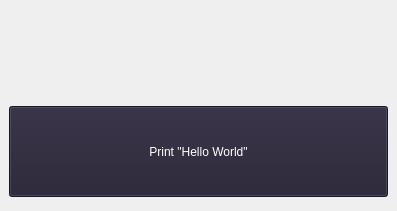
First picture: the form in projects/helloWorld/ui/MainWindow.ui, repository snvision/learnCpp, before the edit.
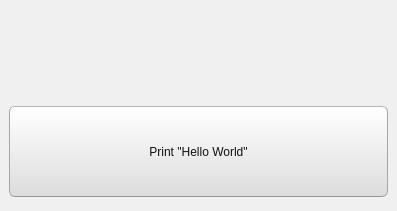
Second picture: the form after the edit.

```diff
--- a/projects/helloWorld/ui/MainWindow.ui
+++ b/projects/helloWorld/ui/MainWindow.ui
@@ -19,6 +19,505 @@
   <property name="windowTitle">
    <string>MainWindow</string>
   </property>
+  <property name="styleSheet">
+   <string notr="true">/*
+Ubuntu Style Sheet for QT Applications
+Author: Jaime A. Quiroga P.
+Company: GTRONICK
+Last updated: 01/10/2021 (dd/mm/yyyy), 15:18.
+Available at: https://github.com/GTRONICK/QSS/blob/master/Ubuntu.qss
+*/
+QMainWindow {
+	background-color:#f0f0f0;
+}
+QCheckBox {
+	padding:2px;
+}
+QCheckBox:hover {
+	border:1px solid rgb(255,150,60);
+	border-radius:4px;
+	padding: 1px;
+	background-color:qlineargradient(spread:pad, x1:0.5, y1:1, x2:0.5, y2:0, stop:0 rgba(190, 90, 50, 50), stop:1 rgba(250, 130, 40, 50));
+}
+QCheckBox::indicator:checked {
+	border:1px solid rgb(246, 134, 86);
+	border-radius:4px;
+  	background-color:rgb(246, 134, 86)
+}
+QCheckBox::indicator:unchecked {
+	border-width:1px solid rgb(246, 134, 86);
+	border-radius:4px;
+  	background-color:rgb(255,255,255);
+}
+QColorDialog {
+	background-color:#f0f0f0;
+}
+QComboBox {
+	color:rgb(81,72,65);
+	background: #ffffff;
+}
+QComboBox:editable {
+	selection-color:rgb(81,72,65);
+	selection-background-color: #ffffff;
+}
+QComboBox QAbstractItemView {
+	selection-color: #ffffff;
+	selection-background-color: rgb(246, 134, 86);
+}
+QComboBox:!editable:on, QComboBox::drop-down:editable:on {
+	color:  #1e1d23;	
+}
+QDateTimeEdit, QDateEdit, QDoubleSpinBox, QFontComboBox {
+	color:rgb(81,72,65);
+	background-color: #ffffff;
+}
+
+QDialog {
+	background-color:#f0f0f0;
+}
+
+QLabel,QLineEdit {
+	color:rgb(17,17,17);
+}
+QLineEdit {
+	background-color:rgb(255,255,255);
+	selection-background-color:rgb(236,116,64);
+}
+QMenuBar {
+	color:rgb(223,219,210);
+	background-color:rgb(65,64,59);
+}
+QMenuBar::item {
+	padding-top:4px;
+	padding-left:4px;
+	padding-right:4px;
+	color:rgb(223,219,210);
+	background-color:rgb(65,64,59);
+}
+QMenuBar::item:selected {
+	color:rgb(255,255,255);
+	padding-top:2px;
+	padding-left:2px;
+	padding-right:2px;
+	border-top-width:2px;
+	border-left-width:2px;
+	border-right-width:2px;
+	border-top-right-radius:4px;
+	border-top-left-radius:4px;
+	border-style:solid;
+	background-color:rgb(65,64,59);
+	border-top-color: rgb(47,47,44);
+	border-right-color: qlineargradient(spread:pad, x1:0, y1:1, x2:1, y2:0, stop:0 rgba(90, 87, 78, 255), stop:1 rgba(47,47,44, 255));
+	border-left-color:  qlineargradient(spread:pad, x1:1, y1:0, x2:0, y2:0, stop:0 rgba(90, 87, 78, 255), stop:1 rgba(47,47,44, 255));
+}
+QMenu {
+	color:rgb(223,219,210);
+	background-color:rgb(65,64,59);
+}
+QMenu::item {
+	color:rgb(223,219,210);
+	padding:4px 10px 4px 20px;
+}
+QMenu::item:selected {
+	color:rgb(255,255,255);
+	background-color: qlineargradient(spread:pad, x1:0.5, y1:1, x2:0.5, y2:0, stop:0 rgba(225, 108, 54, 255), stop:1 rgba(246, 134, 86, 255));
+	border-style:solid;
+	border-width:3px;
+	padding:4px 7px 4px 17px;
+	border-bottom-color:qlineargradient(spread:pad, x1:0.5, y1:1, x2:0.5, y2:0, stop:0 rgba(175,85,48,255), stop:1 rgba(236,114,67, 255));
+	border-top-color:qlineargradient(spread:pad, x1:0.5, y1:1, x2:0.5, y2:0, stop:0 rgba(253,156,113,255), stop:1 rgba(205,90,46, 255));
+	border-right-color:qlineargradient(spread:pad, x1:0, y1:0.5, x2:1, y2:0.5, stop:0 rgba(253,156,113,255), stop:1 rgba(205,90,46, 255));
+	border-left-color:qlineargradient(spread:pad, x1:1, y1:0.5, x2:0, y2:0.5, stop:0 rgba(253,156,113,255), stop:1 rgba(205,90,46, 255));
+}
+QPlainTextEdit {
+	border: 1px solid transparent;
+	color:rgb(17,17,17);
+	selection-background-color:rgb(236,116,64);
+    background-color: #FFFFFF;
+}
+QProgressBar {
+	text-align: center;
+	color: rgb(0, 0, 0);
+	border: 1px inset rgb(150,150,150); 
+	border-radius: 10px;
+	background-color:rgb(221,221,219);
+}
+QProgressBar::chunk:horizontal {
+	background-color: qlineargradient(spread:pad, x1:0.5, y1:1, x2:0.5, y2:0, stop:0 rgba(225, 108, 54, 255), stop:1 rgba(246, 134, 86, 255));
+	border:1px solid;
+	border-radius:8px;
+	border-bottom-color:qlineargradient(spread:pad, x1:0.5, y1:1, x2:0.5, y2:0, stop:0 rgba(175,85,48,255), stop:1 rgba(236,114,67, 255));
+	border-top-color:qlineargradient(spread:pad, x1:0.5, y1:1, x2:0.5, y2:0, stop:0 rgba(253,156,113,255), stop:1 rgba(205,90,46, 255));
+	border-right-color:qlineargradient(spread:pad, x1:0, y1:0.5, x2:1, y2:0.5, stop:0 rgba(253,156,113,255), stop:1 rgba(205,90,46, 255));
+	border-left-color:qlineargradient(spread:pad, x1:1, y1:0.5, x2:0, y2:0.5, stop:0 rgba(253,156,113,255), stop:1 rgba(205,90,46, 255));
+}
+QPushButton{
+	color:rgb(17,17,17);
+	border-width: 1px;
+	border-radius: 6px;
+	border-bottom-color: rgb(150,150,150);
+	border-right-color: rgb(165,165,165);
+	border-left-color: rgb(165,165,165);
+	border-top-color: rgb(180,180,180);
+	border-style: solid;
+	padding: 4px;
+	background-color: qlineargradient(spread:pad, x1:0.5, y1:1, x2:0.5, y2:0, stop:0 rgba(220, 220, 220, 255), stop:1 rgba(255, 255, 255, 255));
+}
+QPushButton:hover{
+	color:rgb(17,17,17);
+	border-width: 1px;
+	border-radius:6px;
+	border-top-color: rgb(255,150,60);
+	border-right-color: qlineargradient(spread:pad, x1:0, y1:1, x2:1, y2:0, stop:0 rgba(200, 70, 20, 255), stop:1 rgba(255,150,60, 255));
+	border-left-color:  qlineargradient(spread:pad, x1:1, y1:0, x2:0, y2:0, stop:0 rgba(200, 70, 20, 255), stop:1 rgba(255,150,60, 255));
+	border-bottom-color: rgb(200,70,20);
+	border-style: solid;
+	padding: 2px;
+	background-color: qlineargradient(spread:pad, x1:0.5, y1:1, x2:0.5, y2:0, stop:0 rgba(220, 220, 220, 255), stop:1 rgba(255, 255, 255, 255));
+}
+QPushButton:default{
+	color:rgb(17,17,17);
+	border-width: 1px;
+	border-radius:6px;
+	border-top-color: rgb(255,150,60);
+	border-right-color: qlineargradient(spread:pad, x1:0, y1:1, x2:1, y2:0, stop:0 rgba(200, 70, 20, 255), stop:1 rgba(255,150,60, 255));
+	border-left-color:  qlineargradient(spread:pad, x1:1, y1:0, x2:0, y2:0, stop:0 rgba(200, 70, 20, 255), stop:1 rgba(255,150,60, 255));
+	border-bottom-color: rgb(200,70,20);
+	border-style: solid;
+	padding: 2px;
+	background-color: qlineargradient(spread:pad, x1:0.5, y1:1, x2:0.5, y2:0, stop:0 rgba(220, 220, 220, 255), stop:1 rgba(255, 255, 255, 255));
+}
+QPushButton:pressed{
+	color:rgb(17,17,17);
+	border-width: 1px;
+	border-radius: 6px;
+	border-width: 1px;
+	border-top-color: rgba(255,150,60,200);
+	border-right-color: qlineargradient(spread:pad, x1:0, y1:1, x2:1, y2:0, stop:0 rgba(200, 70, 20, 255), stop:1 rgba(255,150,60, 200));
+	border-left-color:  qlineargradient(spread:pad, x1:1, y1:0, x2:0, y2:0, stop:0 rgba(200, 70, 20, 255), stop:1 rgba(255,150,60, 200));
+	border-bottom-color: rgba(200,70,20,200);
+	border-style: solid;
+	padding: 2px;
+	background-color: qlineargradient(spread:pad, x1:0.5, y1:0, x2:0.5, y2:1, stop:0 rgba(220, 220, 220, 255), stop:1 rgba(255, 255, 255, 255));
+}
+QPushButton:disabled{
+	color:rgb(174,167,159);
+	border-width: 1px;
+	border-radius: 6px;
+	background-color: qlineargradient(spread:pad, x1:0.5, y1:1, x2:0.5, y2:0, stop:0 rgba(200, 200, 200, 255), stop:1 rgba(230, 230, 230, 255));
+}
+QRadioButton {
+	padding: 1px;
+}
+QRadioButton::indicator:checked {
+	height: 10px;
+	width: 10px;
+	border-style:solid;
+	border-radius:5px;
+	border-width: 1px;
+	border-color: rgba(246, 134, 86, 255);
+	color: #a9b7c6;
+	background-color:rgba(246, 134, 86, 255);
+}
+QRadioButton::indicator:!checked {
+	height: 10px;
+	width: 10px;
+	border-style:solid;
+	border-radius:5px;
+	border-width: 1px;
+	border-color: rgb(246, 134, 86);
+	color: #a9b7c6;
+	background-color: transparent;
+}
+QScrollArea {
+	color: white;
+	background-color:#f0f0f0;
+}
+QSlider::groove {
+	border-style: solid;
+	border-width: 1px;
+	border-color: rgb(207,207,207);
+}
+QSlider::groove:horizontal {
+	height: 5px;
+	background: rgb(246, 134, 86);
+}
+QSlider::groove:vertical {
+	width: 5px;
+	background: rgb(246, 134, 86);
+}
+QSlider::handle:horizontal {
+	background: rgb(253,253,253);
+	border-style: solid;
+	border-width: 1px;
+	border-color: rgb(207,207,207);
+	width: 12px;
+	margin: -5px 0;
+	border-radius: 7px;
+}
+QSlider::handle:vertical {
+	background: rgb(253,253,253);
+	border-style: solid;
+	border-width: 1px;
+	border-color: rgb(207,207,207);
+	height: 12px;
+	margin: 0 -5px;
+	border-radius: 7px;
+}
+QSlider::add-page:horizontal, QSlider::add-page:vertical {
+ 	background: white;
+}
+QSlider::sub-page:horizontal, QSlider::sub-page:vertical {
+	background: rgb(246, 134, 86);
+}
+QStatusBar, QSpinBox {
+	color:rgb(81,72,65);
+}
+QSpinBox {
+	background-color: #ffffff;
+}
+QScrollBar:horizontal {
+	max-height: 20px;
+	border: 1px transparent;
+	margin: 0px 20px 0px 20px;
+}
+QScrollBar::handle:horizontal {
+	background: rgb(253,253,253);
+	border: 1px solid rgb(207,207,207);
+	border-radius: 7px;
+	min-width: 25px;
+}
+QScrollBar::handle:horizontal:hover {
+	background: rgb(253,253,253);
+	border: 1px solid rgb(255,150,60);
+	border-radius: 7px;
+	min-width: 25px;
+}
+QScrollBar::add-line:horizontal {
+  	border: 1px solid rgb(207,207,207);
+  	border-top-right-radius: 7px;
+  	border-top-left-radius: 7px;
+  	border-bottom-right-radius: 7px;
+  	background: rgb(255, 255, 255);
+  	width: 20px;
+  	subcontrol-position: right;
+  	subcontrol-origin: margin;
+}
+QScrollBar::add-line:horizontal:hover {
+  	border: 1px solid rgb(255,150,60);
+  	border-top-right-radius: 7px;
+  	border-top-left-radius: 7px;
+  	border-bottom-right-radius: 7px;
+  	background: rgb(255, 255, 255);
+  	width: 20px;
+  	subcontrol-position: right;
+  	subcontrol-origin: margin;
+}
+QScrollBar::add-line:horizontal:pressed {
+  	border: 1px solid grey;
+  	border-top-left-radius: 7px;
+  	border-top-right-radius: 7px;
+  	border-bottom-right-radius: 7px;
+  	background: rgb(231,231,231);
+  	width: 20px;
+  	subcontrol-position: right;
+  	subcontrol-origin: margin;
+}
+QScrollBar::sub-line:horizontal {
+  	border: 1px solid rgb(207,207,207);
+  	border-top-right-radius: 7px;
+  	border-top-left-radius: 7px;
+  	border-bottom-left-radius: 7px;
+  	background: rgb(255, 255, 255);
+  	width: 20px;
+  	subcontrol-position: left;
+  	subcontrol-origin: margin;
+}
+QScrollBar::sub-line:horizontal:hover {
+  	border: 1px solid rgb(255,150,60);
+  	border-top-right-radius: 7px;
+  	border-top-left-radius: 7px;
+  	border-bottom-left-radius: 7px;
+  	background: rgb(255, 255, 255);
+  	width: 20px;
+  	subcontrol-position: left;
+  	subcontrol-origin: margin;
+}
+QScrollBar::sub-line:horizontal:pressed {
+  	border: 1px solid grey;
+  	border-top-right-radius: 7px;
+  	border-top-left-radius: 7px;
+  	border-bottom-left-radius: 7px;
+  	background: rgb(231,231,231);
+  	width: 20px;
+  	subcontrol-position: left;
+  	subcontrol-origin: margin;
+}
+QScrollBar::left-arrow:horizontal {
+  	border: 1px transparent grey;
+  	border-top-left-radius: 3px;
+  	border-bottom-left-radius: 3px;
+  	width: 6px;
+  	height: 6px;
+  	background: rgb(230,230,230);
+}
+QScrollBar::right-arrow:horizontal {
+	border: 1px transparent grey;
+	border-top-right-radius: 3px;
+	border-bottom-right-radius: 3px;
+  	width: 6px;
+  	height: 6px;
+ 	background: rgb(230,230,230);
+}
+QScrollBar::add-page:horizontal, QScrollBar::sub-page:horizontal {
+ 	background: none;
+} 
+QScrollBar:vertical {
+	max-width: 20px;
+	border: 1px transparent grey;
+	margin: 20px 0px 20px 0px;
+}
+QScrollBar::add-line:vertical {
+	border: 1px solid;
+	border-color: rgb(207,207,207);
+	border-bottom-right-radius: 7px;
+	border-bottom-left-radius: 7px;
+	border-top-left-radius: 7px;
+	background: rgb(255, 255, 255);
+  	height: 20px;
+  	subcontrol-position: bottom;
+  	subcontrol-origin: margin;
+}
+QScrollBar::add-line:vertical:hover {
+  	border: 1px solid;
+  	border-color: rgb(255,150,60);
+  	border-bottom-right-radius: 7px;
+  	border-bottom-left-radius: 7px;
+  	border-top-left-radius: 7px;
+  	background: rgb(255, 255, 255);
+  	height: 20px;
+  	subcontrol-position: bottom;
+  	subcontrol-origin: margin;
+}
+QScrollBar::add-line:vertical:pressed {
+  	border: 1px solid grey;
+  	border-bottom-left-radius: 7px;
+  	border-bottom-right-radius: 7px;
+  	border-top-left-radius: 7px;
+  	background: rgb(231,231,231);
+  	height: 20px;
+  	subcontrol-position: bottom;
+  	subcontrol-origin: margin;
+}
+QScrollBar::sub-line:vertical {
+  	border: 1px solid rgb(207,207,207);
+  	border-top-right-radius: 7px;
+  	border-top-left-radius: 7px;
+  	border-bottom-left-radius: 7px;
+  	background: rgb(255, 255, 255);
+  	height: 20px;
+  	subcontrol-position: top;
+  	subcontrol-origin: margin;
+}
+QScrollBar::sub-line:vertical:hover {
+  	border: 1px solid rgb(255,150,60);
+  	border-top-right-radius: 7px;
+  	border-top-left-radius: 7px;
+  	border-bottom-left-radius: 7px;
+	background: rgb(255, 255, 255);
+  	height: 20px;
+  	subcontrol-position: top;
+  	subcontrol-origin: margin;
+}
+QScrollBar::sub-line:vertical:pressed {
+  	border: 1px solid grey;
+  	border-top-left-radius: 7px;
+  	border-top-right-radius: 7px;
+  	background: rgb(231,231,231);
+ 	height: 20px;
+  	subcontrol-position: top;
+  	subcontrol-origin: margin;
+}
+QScrollBar::handle:vertical {
+	background: rgb(253,253,253);
+	border: 1px solid rgb(207,207,207);
+	border-radius: 7px;
+	min-height: 25px;
+}
+QScrollBar::handle:vertical:hover {
+	background: rgb(253,253,253);
+	border: 1px solid rgb(255,150,60);
+	border-radius: 7px;
+	min-height: 25px;
+}
+QScrollBar::up-arrow:vertical {
+	border: 1px transparent grey;
+  	border-top-left-radius: 3px;
+	border-top-right-radius: 3px;
+  	width: 6px;
+  	height: 6px;
+  	background: rgb(230,230,230);
+}
+QScrollBar::down-arrow:vertical {
+  	border: 1px transparent grey;
+  	border-bottom-left-radius: 3px;
+  	border-bottom-right-radius: 3px;
+  	width: 6px;
+  	height: 6px;
+  	background: rgb(230,230,230);
+}
+QScrollBar::add-page:vertical, QScrollBar::sub-page:vertical {
+  	background: none;
+}
+QTabWidget {
+	color:rgb(0,0,0);
+	background-color:rgb(247,246,246);
+}
+QTabWidget::pane {
+	border-color: rgb(180,180,180);
+	background-color:rgb(247,246,246);
+	border-style: solid;
+	border-width: 1px;
+  	border-radius: 6px;
+}
+QTabBar::tab {
+	padding-left:4px;
+	padding-right:4px;
+	padding-bottom:2px;
+	padding-top:2px;
+	color:rgb(81,72,65);
+  	background-color: qlineargradient(spread:pad, x1:0.5, y1:1, x2:0.5, y2:0, stop:0 rgba(221,218,217,255), stop:1 rgba(240,239,238,255));
+	border-style: solid;
+	border-width: 1px;
+  	border-top-right-radius:4px;
+	border-top-left-radius:4px;
+	border-top-color: rgb(180,180,180);
+	border-left-color: rgb(180,180,180);
+	border-right-color: rgb(180,180,180);
+	border-bottom-color: transparent;
+}
+QTabBar::tab:selected, QTabBar::tab:last:selected, QTabBar::tab:hover {
+  	background-color:rgb(247,246,246);
+  	margin-left: 0px;
+  	margin-right: 1px;
+}
+QTabBar::tab:!selected {
+	margin-top: 1px;
+	margin-right: 1px;
+}
+QTextEdit {
+	border-width: 1px;
+	border-style: solid;
+	border-color:transparent;
+	color:rgb(17,17,17);
+	selection-background-color:rgb(236,116,64);
+}
+QTimeEdit, QToolBox, QToolBox::tab, QToolBox::tab:selected {
+	color:rgb(81,72,65);
+	background-color: #ffffff;
+}
+</string>
+  </property>
   <widget class="QWidget" name="centralwidget">
    <property name="palette">
     <palette>
```
Left out of the diff: 93 changed lines with no effect on the pictures.
